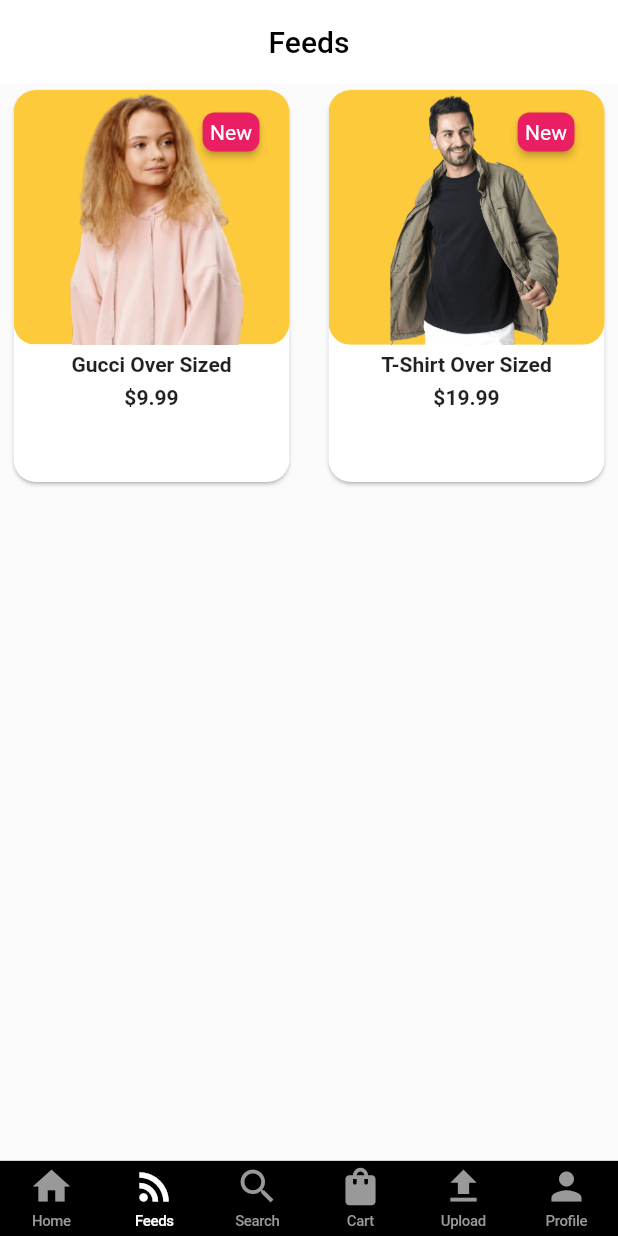
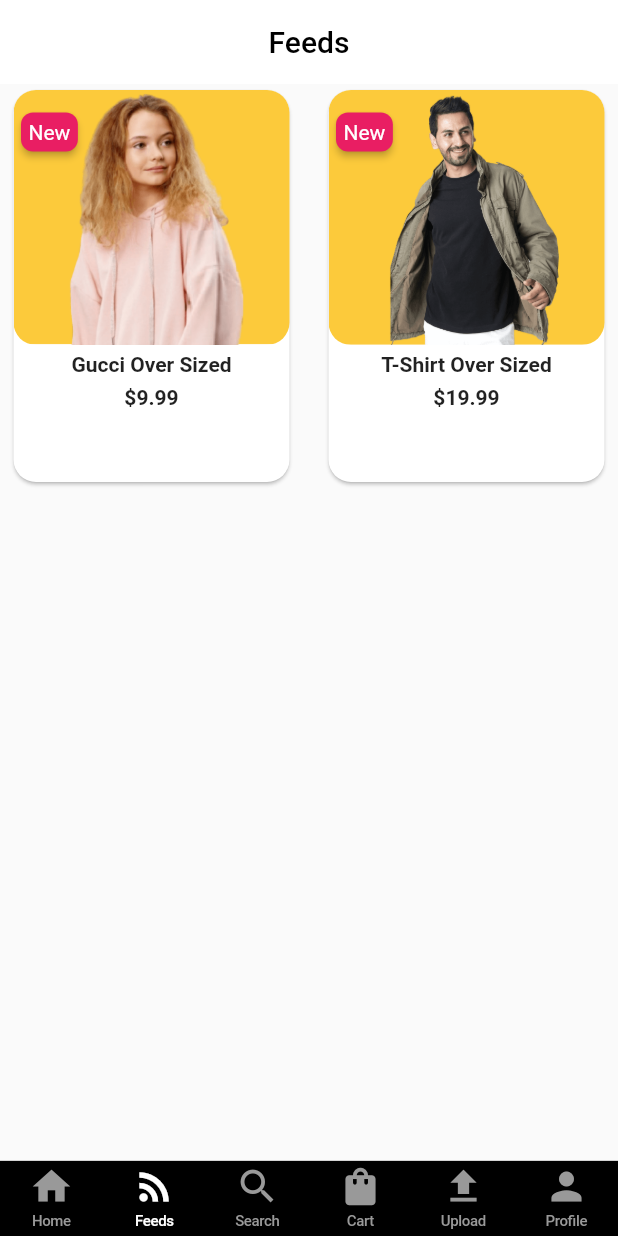
Before and after one commit to mehedi4958/ecommerce01, a Flutter app: the screen it shows after launch, item 2 of the bottom bar chosen, on a phone screen of 412 x 824 dp. Run offline on Flutter 3.47's test engine with Material 2 defaults, Android fonts, the phone set to English and light mode, and no system bars; drawn by our look-alikes of badges; our stand-ins replace cloud_firestore, firebase_auth, firebase_core, firebase_storage, image_picker; accounts and stored records are empty.

Commit message:
code cleanded

```diff
--- a/lib/views/widgets/feeds_products.dart
+++ b/lib/views/widgets/feeds_products.dart
@@ -47,9 +47,6 @@ class _FeedsProductsState extends State<FeedsProducts> {
                   ),
                 ),
                 Positioned(
-                  right: 20,
-                  top: 15,
-                  child: Positioned(
                   left: 5,
                   top: 15,
                   child: Badge(
@@ -61,7 +58,6 @@ class _FeedsProductsState extends State<FeedsProducts> {
                       'New',
                       style: TextStyle(
                         color: Colors.white,
-                        ),
                       ),
                     ),
                   ),
```
Also changed, not shown: lib/views/widgets/all_products.dart (+7 -2 lines), lib/views/widgets/product_item.dart (+2 -14 lines). Lines whose indentation alone changed are shown as unchanged.
